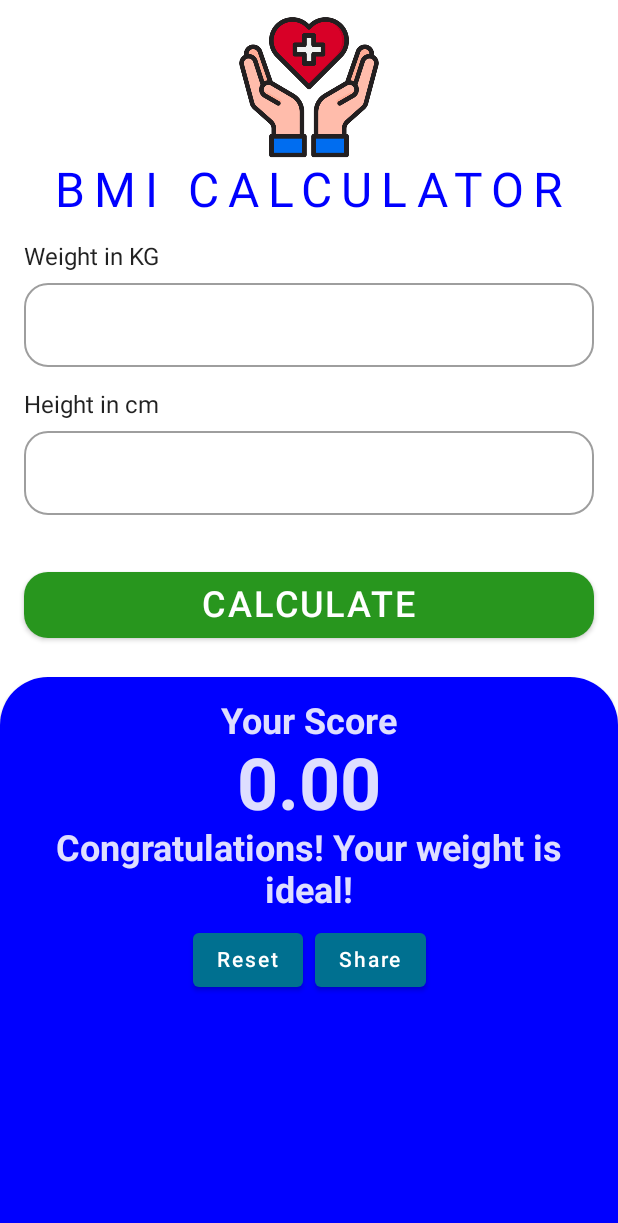
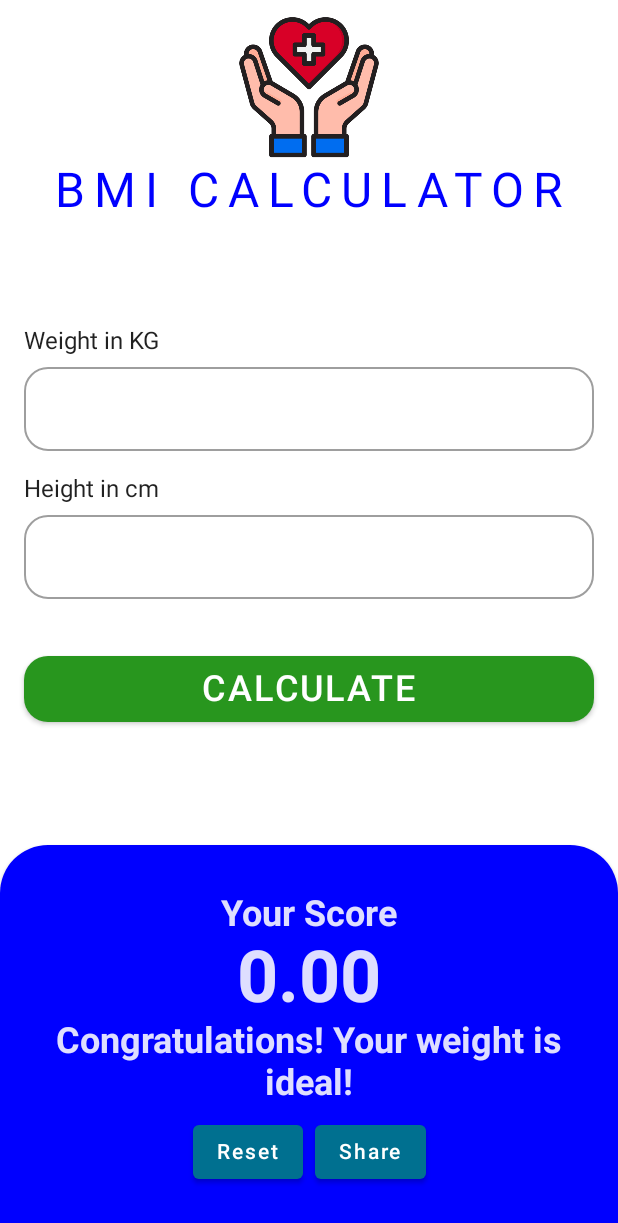
Before and after one commit to MalvzMK1/bmi-jetpack-compose, an Android app built with Jetpack Compose: the screen it shows after launch (MainActivity), on a phone screen of 412 x 824 dp. Shown: the top 1223 px of the screen. Run offline under Robolectric (Android 15) with nearby library versions, the phone set to English and light mode, and no system bars.

Commit message:
vertical arrangement

```diff
--- a/app/src/main/java/br/senai/sp/jandira/bmicompose/MainActivity.kt
+++ b/app/src/main/java/br/senai/sp/jandira/bmicompose/MainActivity.kt
@@ -144,13 +144,17 @@ fun Main() {
 fun Footer() {
   Card(
     modifier = Modifier
-      .fillMaxSize(),
+      .fillMaxWidth()
+      .fillMaxHeight(.7f),
     shape = RoundedCornerShape(topStart = 32.dp, topEnd = 32.dp),
     backgroundColor = Color.Blue,
     contentColor = Color.White
   ) {
     Column(
-      modifier = Modifier.padding(16.dp),
+      modifier = Modifier
+        .fillMaxSize()
+        .padding(16.dp),
+      verticalArrangement = Arrangement.Center,
       horizontalAlignment = Alignment.CenterHorizontally
     ) {
       Text(
@@ -195,7 +199,10 @@ fun FooterPreview() {
 
 @Composable
 fun BmiCalculator() {
-  Column(modifier = Modifier.fillMaxSize()) {
+  Column(
+    modifier = Modifier.fillMaxSize(),
+    verticalArrangement = Arrangement.SpaceBetween
+  ) {
     Header()
     Main()
     Footer()
```
